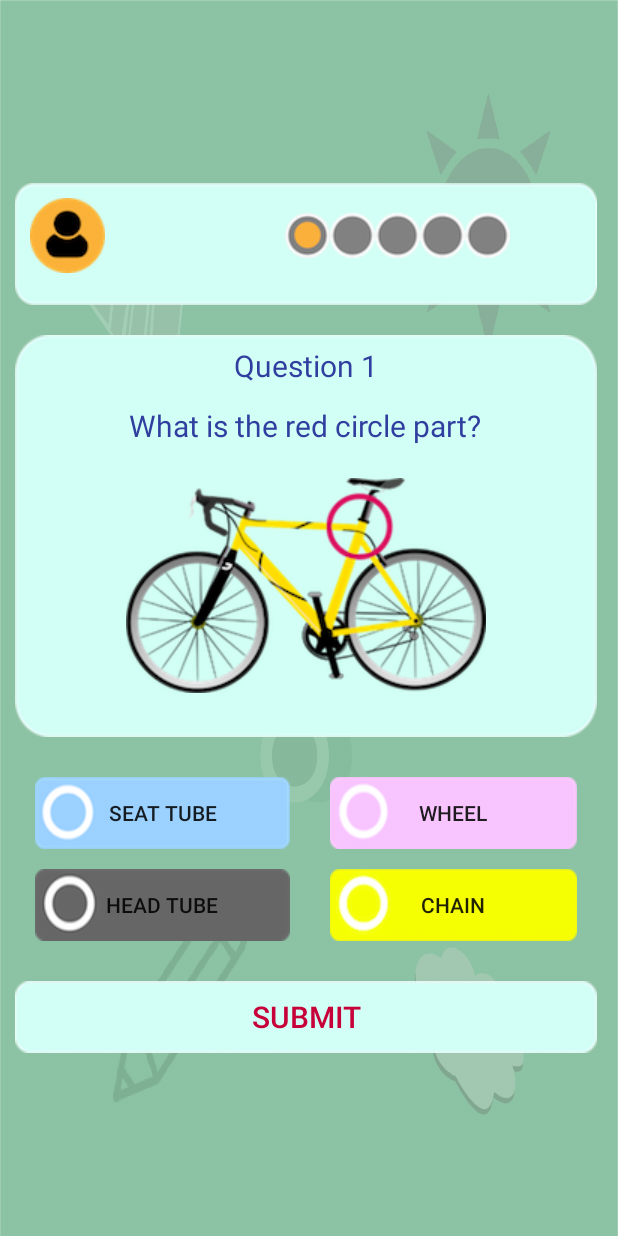
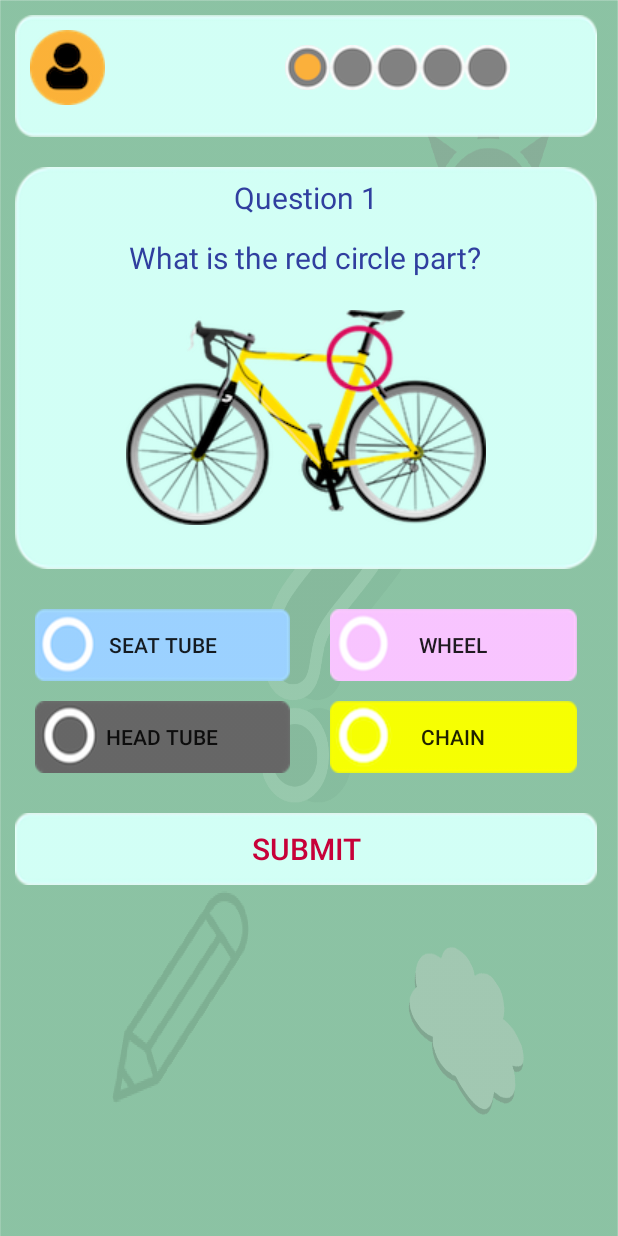
Before and after one commit to Yolongcat96/BikeSafetyQuizApp, an Android app: the QuizActivity screen opened directly, with no data from a screen before it, on a phone screen of 412 x 824 dp. Run offline under Robolectric (Android 15) with nearby library versions, the phone set to English and light mode, and no system bars.

Commit message:
improved layouts more

```diff
--- a/app/src/main/java/com/example/android/bikesafetyquizapp/QuizActivity.java
+++ b/app/src/main/java/com/example/android/bikesafetyquizapp/QuizActivity.java
@@ -233,7 +233,7 @@ public class QuizActivity extends Activity implements View.OnClickListener {
         LinearLayout.LayoutParams checkParams = new LinearLayout.LayoutParams(
                 LayoutParams.WRAP_CONTENT, LayoutParams.WRAP_CONTENT);
         checkParams.setMargins(40, 20, 0, 0);
-        checkParams.gravity = Gravity.LEFT;
+        checkParams.gravity = Gravity.CENTER_VERTICAL;
         for (int i = 0; i < 4; i++) {
             CheckBox checkBox = new CheckBox(this);
             checkBox.setId(i + 100);
@@ -269,12 +269,12 @@ public class QuizActivity extends Activity implements View.OnClickListener {
         // add option view layout
         optionViewLayout = (LinearLayout) findViewById(R.id.optionViewLayout);
         optionViewLayout.setBackgroundResource(R.drawable.question_bg1);
-        optionViewLayout.setGravity(Gravity.CENTER_HORIZONTAL);
+        optionViewLayout.setOrientation(LinearLayout.VERTICAL);
         optionViewLayout.getLayoutParams().width = questionBackgroundWidth;
         optionViewLayout.getLayoutParams().height = (int) (questionBackgroundHeight * 0.8);
         RadioGroup radiogroup = new RadioGroup(this);
         LinearLayout.LayoutParams radiogroupparams = new LinearLayout.LayoutParams(
-                LinearLayout.LayoutParams.WRAP_CONTENT,
+                LinearLayout.LayoutParams.MATCH_PARENT,
                 LinearLayout.LayoutParams.MATCH_PARENT);
         radiogroupparams.setMargins(10, 10, 10, 10);
         radiogroup.setLayoutParams(radiogroupparams);
--- a/app/src/main/res/layout/quiz.xml
+++ b/app/src/main/res/layout/quiz.xml
@@ -14,7 +14,7 @@
         android:id="@+id/quizMainLayout"
         android:layout_width="wrap_content"
         android:layout_height="wrap_content"
-        android:gravity="center"
+        android:layout_gravity="center"
         android:orientation="vertical">
 
         <FrameLayout
```
